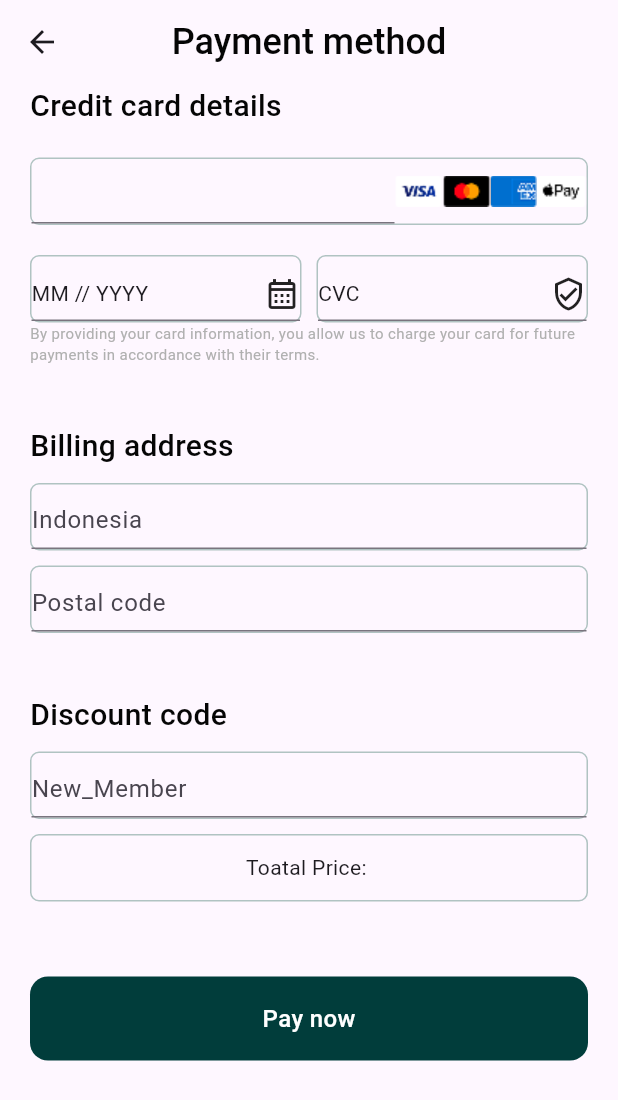
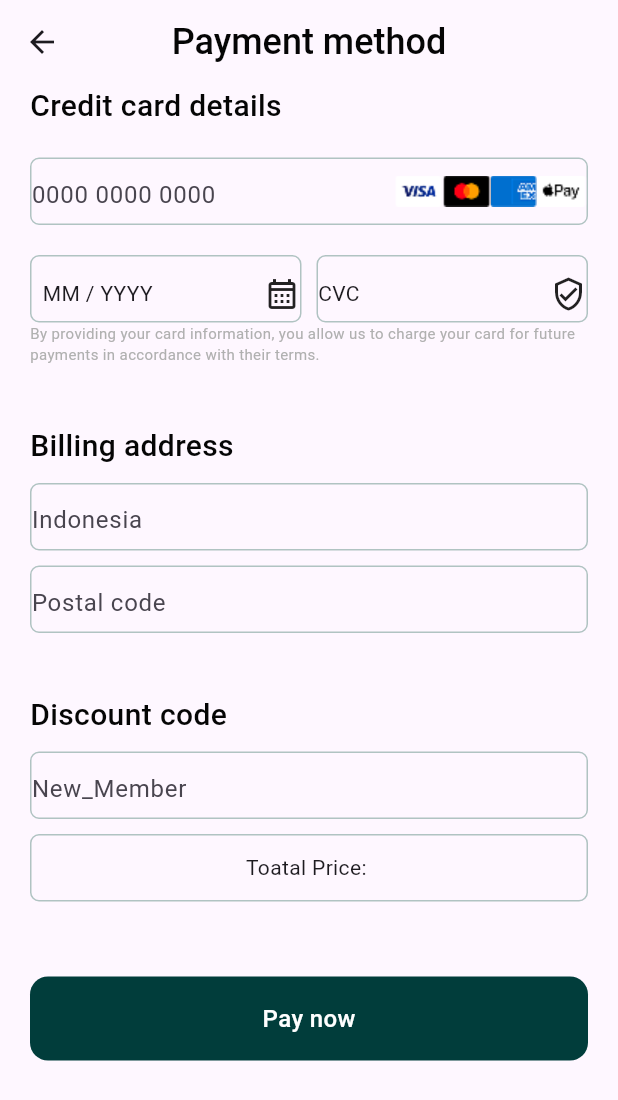
Before and after one commit to rayhantmt/Damaged303, a Flutter app: the PaymentView screen opened directly, on a phone screen of 412 x 824 dp. Shown: the top 1100 px of the screen. Run offline on Flutter 3.47's test engine with Material 3 defaults, Android fonts, the phone set to English and light mode, and no system bars; our stand-ins replace get.

Commit message:
some fine touch on the ui view

```diff
--- a/lib/app/modules/payment/payment_view.dart
+++ b/lib/app/modules/payment/payment_view.dart
@@ -60,7 +60,14 @@ class _PaymentViewState extends State<PaymentView> {
                   //crossAxisAlignment: CrossAxisAlignment.stretch,
                   mainAxisAlignment: MainAxisAlignment.spaceEvenly,
                   children: [
-                    Expanded(child: TextFormField()),
+                    Expanded(
+                      child: TextFormField(
+                        decoration: InputDecoration(
+                          border: InputBorder.none,
+                          hintText: '0000 0000 0000',
+                        ),
+                      ),
+                    ),
                     Row(
                       children: [
                         Image.asset(AppImages.visa),
@@ -82,10 +89,11 @@ class _PaymentViewState extends State<PaymentView> {
                     child: Container(
                       child: TextFormField(
                         decoration: InputDecoration(
+                          border: InputBorder.none,
                           hint: Row(
                             mainAxisAlignment: MainAxisAlignment.spaceBetween,
                             children: [
-                              Text('MM // YYYY'),
+                              Text('  MM / YYYY'),
                               Icon(Icons.calendar_month_outlined),
                             ],
                           ),
@@ -103,6 +111,7 @@ class _PaymentViewState extends State<PaymentView> {
                     child: Container(
                       child: TextFormField(
                         decoration: InputDecoration(
+                          border: InputBorder.none,
                           hint: Row(
                             mainAxisAlignment: MainAxisAlignment.spaceBetween,
                             children: [
@@ -158,7 +167,10 @@ class _PaymentViewState extends State<PaymentView> {
               padding: const EdgeInsets.only(left: 20, right: 20),
               child: Container(
                 child: TextFormField(
-                  decoration: InputDecoration(hintText: 'Indonesia'),
+                  decoration: InputDecoration(
+                    border: InputBorder.none,
+                    hintText: 'Indonesia',
+                  ),
                 ),
                 height: 45,
                 decoration: BoxDecoration(
@@ -172,7 +184,10 @@ class _PaymentViewState extends State<PaymentView> {
               padding: const EdgeInsets.only(left: 20, right: 20),
               child: Container(
                 child: TextFormField(
-                  decoration: InputDecoration(hintText: 'Postal code'),
+                  decoration: InputDecoration(
+                    border: InputBorder.none,
+                    hintText: 'Postal code',
+                  ),
                 ),
                 height: 45,
                 decoration: BoxDecoration(
@@ -203,7 +218,10 @@ class _PaymentViewState extends State<PaymentView> {
               padding: const EdgeInsets.only(left: 20, right: 20),
               child: Container(
                 child: TextFormField(
-                  decoration: InputDecoration(hintText: 'New_Member'),
+                  decoration: InputDecoration(
+                    border: InputBorder.none,
+                    hintText: 'New_Member',
+                  ),
 
                   //controller creation left
                 ),
```
